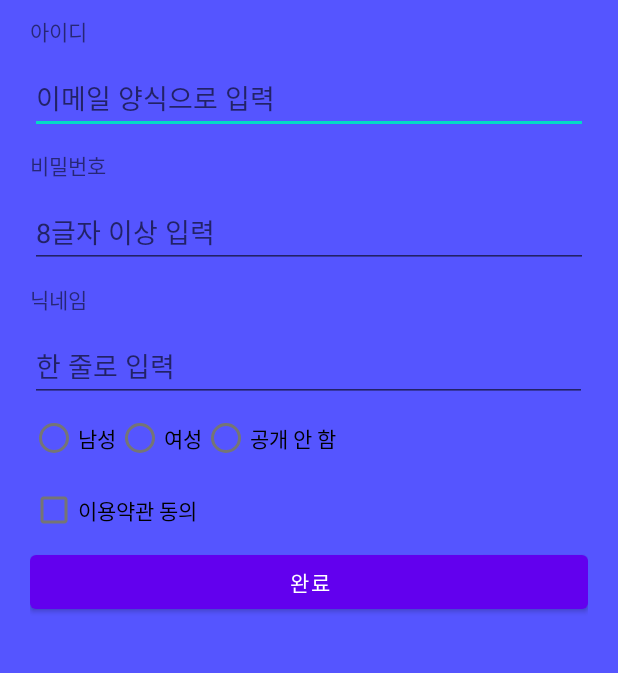
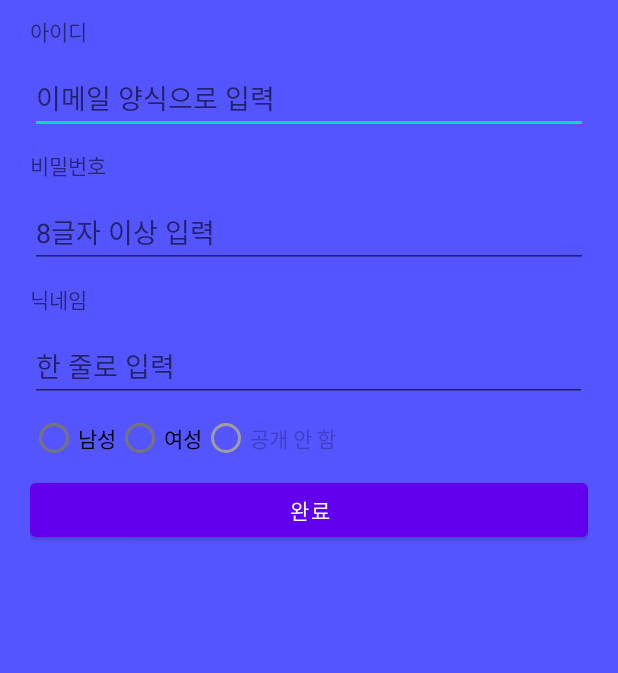
Before and after one commit to Sohee0428/SignUpUIPractice_Sohee, an Android app: the screen it shows after launch (MainActivity), on a phone screen of 412 x 824 dp, the part 294-967 px from its top. Run offline under Robolectric (Android 15) with nearby library versions, the phone set to English and light mode, and no system bars.

Commit message:
enabled / visibility 체험

```diff
--- a/app/src/main/res/layout/activity_main.xml
+++ b/app/src/main/res/layout/activity_main.xml
@@ -96,7 +96,8 @@
         <RadioButton
             android:layout_width="wrap_content"
             android:layout_height="wrap_content"
-            android:text="공개 안 함"/>
+            android:text="공개 안 함"
+            android:enabled="false"/>
 
 
     </RadioGroup>
@@ -107,7 +108,8 @@
         android:layout_width="wrap_content"
         android:layout_height="wrap_content"
         android:checked="false"
-        android:text="이용약관 동의"/>
+        android:text="이용약관 동의"
+        android:visibility="gone"/>
 
 
     <Button
```
